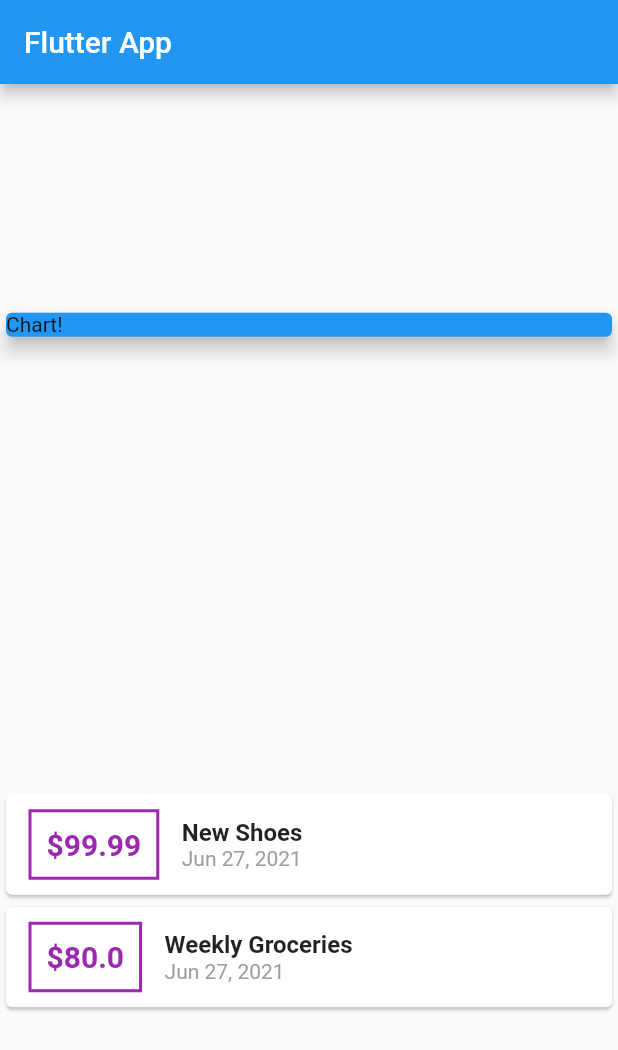
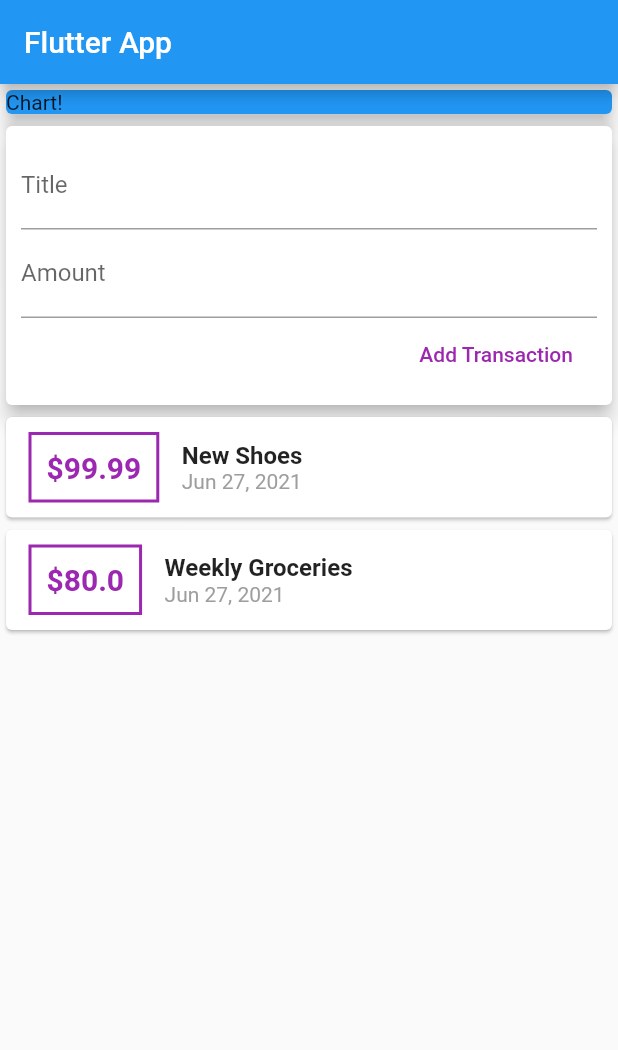
Before and after one commit to FadyFawzyOfficial/personal_expenses_app, a Flutter app: the screen it shows after launch, on a phone screen of 412 x 824 dp. Shown: the top 1050 px of the screen. Run offline on Flutter 3.47's test engine with Material 2 defaults, Android fonts, the phone set to English and light mode, and no system bars.

Commit message:
12. Add Text Input Widgets (TextField)

```diff
--- a/lib/main.dart
+++ b/lib/main.dart
@@ -37,7 +37,6 @@ class MyHomePage extends StatelessWidget {
         title: Text('Flutter App'),
       ),
       body: Column(
-        mainAxisAlignment: MainAxisAlignment.spaceAround,
         crossAxisAlignment: CrossAxisAlignment.stretch,
         children: [
           Container(
@@ -46,6 +45,28 @@ class MyHomePage extends StatelessWidget {
               color: Colors.blue,
               elevation: 5,
               child: Text('Chart!'),
+            ),
+          ),
+          Card(
+            elevation: 5,
+            child: Padding(
+              padding: const EdgeInsets.all(10),
+              child: Column(
+                crossAxisAlignment: CrossAxisAlignment.end,
+                children: [
+                  TextField(
+                    decoration: InputDecoration(labelText: 'Title'),
+                  ),
+                  TextField(
+                    decoration: InputDecoration(labelText: 'Amount'),
+                  ),
+                  FlatButton(
+                    textColor: Colors.purple,
+                    child: Text('Add Transaction'),
+                    onPressed: () {},
+                  ),
+                ],
+              ),
             ),
           ),
           Column(
```
